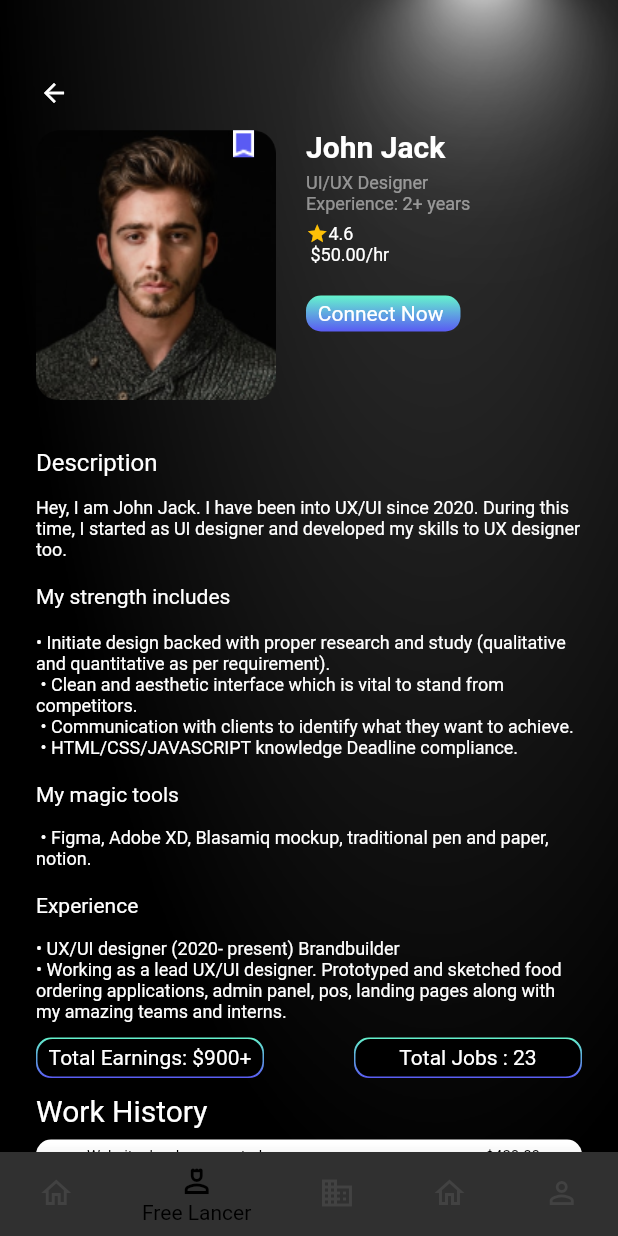
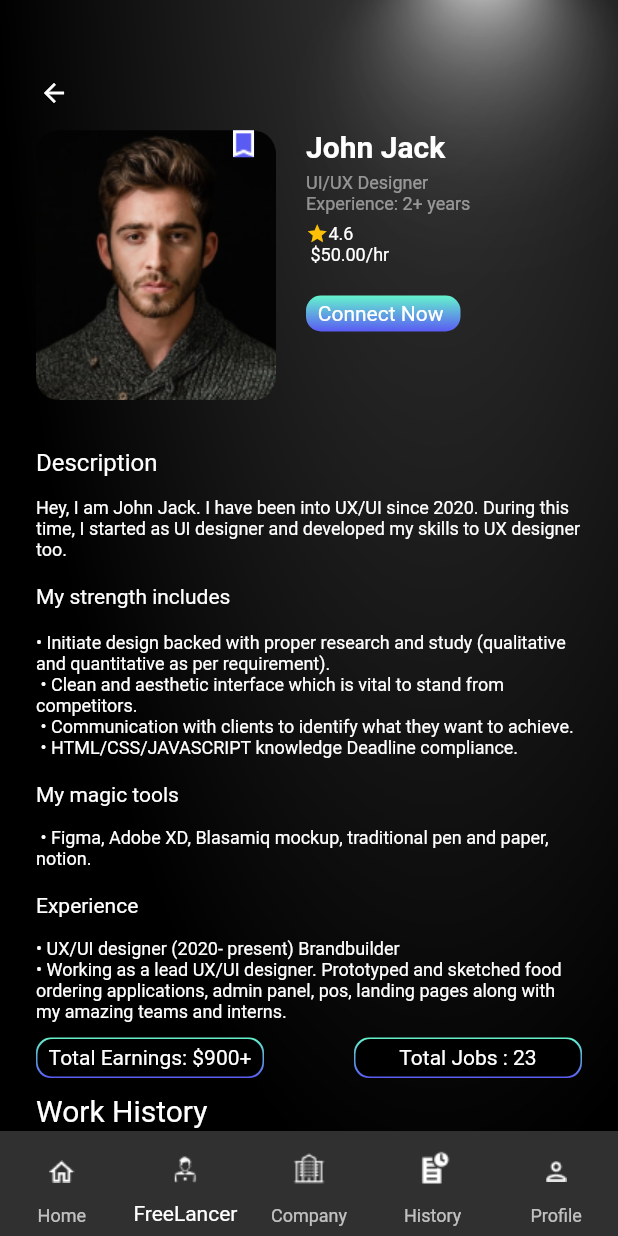
Before and after one commit to arunkc72/freelancerApp, a Flutter app: the screen it shows after launch, item 2 of the bottom bar chosen, on a phone screen of 412 x 824 dp. Run offline on Flutter 3.47's test engine with Material 2 defaults, Android fonts, the phone set to English and light mode, and no system bars.

Commit message:
nav bar fix

```diff
--- a/lib/start_page.dart
+++ b/lib/start_page.dart
@@ -14,7 +14,14 @@ class StartPage extends StatefulWidget {
 
 class _StartPageState extends State<StartPage> {
   int _selectedIndex = 0;
-  static const TextStyle mystyle = TextStyle(fontSize: 40);
+  final _selectedBgColor = Color.fromRGBO(255, 255, 255, 0.14);
+  final _unselectedBgColor = Colors.black;
+  Color _getBgColor(int index) =>
+      _selectedIndex == index ? _selectedBgColor : _unselectedBgColor;
+  Widget _buttomIcon(Widget icon, int index) {
+    return icon;
+  }
+
   static const List pages = [
     HomePage(),
     FreelancerPage(),
@@ -27,16 +34,44 @@ class _StartPageState extends State<StartPage> {
     return Scaffold(
       body: pages[_selectedIndex],
       bottomNavigationBar: BottomNavigationBar(
+        type: BottomNavigationBarType.fixed,
         items: [
           BottomNavigationBarItem(
-              icon: Icon(Icons.home_outlined), label: 'Home'),
+              icon: _buttomIcon(
+                  Image.asset(
+                    'assets/images/home.png',
+                    height: 40,
+                    width: 40,
+                  ),
+                  0),
+              label: 'Home'),
           BottomNavigationBarItem(
-              icon: Icon(Icons.person_4_outlined), label: 'Free Lancer'),
-          BottomNavigationBarItem(icon: Icon(Icons.business), label: 'Company'),
+              icon: _buttomIcon(
+                  Image.asset(
+                    'assets/images/freelancer.png',
+                    height: 40,
+                    width: 40,
+                  ),
+                  1),
+              label: 'FreeLancer'),
           BottomNavigationBarItem(
-              icon: Icon(Icons.home_outlined), label: 'History'),
+              icon: _buttomIcon(
+                  Image.asset('assets/images/company.png',
+                      height: 40, width: 40),
+                  2),
+              label: 'Company'),
           BottomNavigationBarItem(
-              icon: Icon(Icons.person_outline), label: 'Profile'),
+              icon: _buttomIcon(
+                  Image.asset('assets/images/History.png',
+                      height: 40, width: 40),
+                  3),
+              label: 'History'),
+          BottomNavigationBarItem(
+              icon: _buttomIcon(
+                  Image.asset('assets/images/profile.png',
+                      height: 40, width: 40),
+                  4),
+              label: 'Profile'),
         ],
         onTap: (value) {
           setState(() {
@@ -44,7 +79,8 @@ class _StartPageState extends State<StartPage> {
           });
         },
         currentIndex: _selectedIndex,
-        selectedItemColor: Colors.black,
+        selectedItemColor: Colors.white,
+        showUnselectedLabels: true,
       ),
     );
   }
--- a/pubspec.yaml
+++ b/pubspec.yaml
@@ -35,6 +35,7 @@ dependencies:
   # The following adds the Cupertino Icons font to your application.
   # Use with the CupertinoIcons class for iOS style icons.
   cupertino_icons: ^1.0.2
+  flutter_svg: ^2.0.5
 
 dev_dependencies:
   flutter_test:
```
Also changed, not shown: assets/images/History.png (added), assets/images/History1.svg (added), assets/images/company.png (added), assets/images/freelancer.png (added), assets/images/home.png (added), assets/images/profile.png (added), pubspec.lock.
